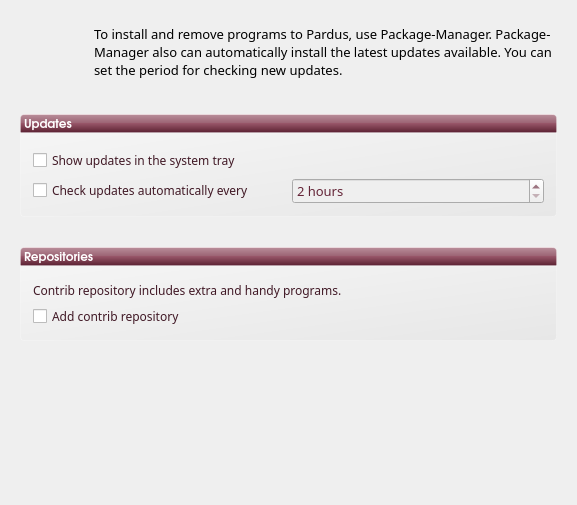
Old version of the form kde/kaptan/ui/ui_scrPackage.ui in the repository pars-linux/uludag.
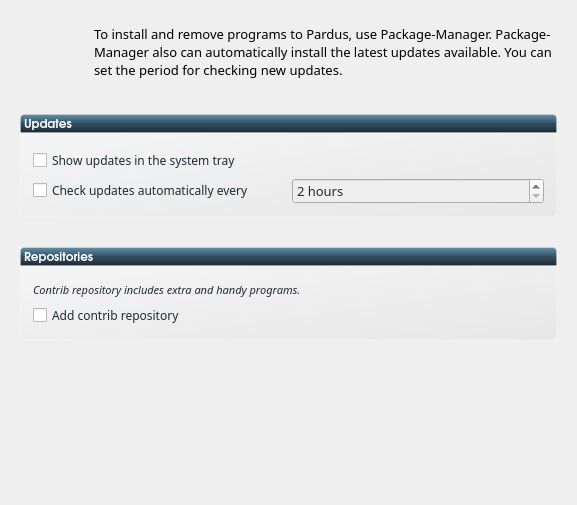
New version of the form. Icons and pictures are not drawn.

```diff
--- a/kde/kaptan/ui/ui_scrPackage.ui
+++ b/kde/kaptan/ui/ui_scrPackage.ui
@@ -68,7 +68,7 @@
            </font>
           </property>
           <property name="styleSheet">
-           <string notr="true">color:#411926;</string>
+           <string notr="true">color: rgb(30, 43, 51)</string>
           </property>
           <property name="text">
            <string>Show updates in the system tray</string>
@@ -86,7 +86,7 @@
              </font>
             </property>
             <property name="styleSheet">
-             <string notr="true">color:#411926;</string>
+             <string notr="true">color: rgb(30, 43, 51)</string>
             </property>
             <property name="text">
              <string>Check updates automatically every</string>
@@ -105,7 +105,7 @@
              </font>
             </property>
             <property name="styleSheet">
-             <string>color: #642437;</string>
+             <string notr="true">color: rgb(30, 43, 51)</string>
             </property>
             <property name="suffix">
              <string> hours</string>
@@ -157,11 +157,12 @@
           <property name="font">
            <font>
             <family>Sans Serif</family>
-            <pointsize>9</pointsize>
+            <pointsize>8</pointsize>
+            <italic>true</italic>
            </font>
           </property>
           <property name="styleSheet">
-           <string notr="true">color:#411926;</string>
+           <string notr="true">color: rgb(30, 43, 51)</string>
           </property>
           <property name="text">
            <string>Contrib repository includes extra and handy programs.</string>
@@ -180,7 +181,7 @@
            </font>
           </property>
           <property name="styleSheet">
-           <string notr="true">color:#411926;</string>
+           <string notr="true">color: rgb(30, 43, 51)</string>
           </property>
           <property name="text">
            <string>Add contrib repository</string>
@@ -318,7 +319,7 @@
       </font>
      </property>
      <property name="styleSheet">
-      <string notr="true">background-color: qlineargradient(spread:pad, x1:0.5, y1:1, x2:0.5, y2:0, stop:0 rgba(183, 100, 124, 255), stop:0.0212465 rgba(91, 33, 50, 255), stop:0.521739 rgba(152, 86, 105, 255), stop:0.527174 rgba(155, 98, 115, 255), stop:0.983696 rgba(184, 141, 153, 255), stop:1 rgba(220, 173, 186, 255));
+      <string notr="true">background-color: qlineargradient(spread:pad, x1:0.5, y1:1, x2:0.5, y2:0, stop:0 rgba(26, 38, 45, 255), stop:0.398093 rgba(51, 72, 91, 255), stop:0.521739 rgba(45, 76, 94, 255), stop:0.531585 rgba(49, 84, 106, 255), stop:0.983696 rgba(99, 141, 164, 255), stop:1 rgba(120, 146, 172, 255));
 /*background-color: qlineargradient(spread:pad, x1:1, y1:1, x2:0, y2:0, stop:0 rgba(219, 219, 219, 100), stop:1 rgba(255, 255, 255, 100));*/
 border: 1px solid rgba(255,255,255,50);
 color:white;
@@ -345,7 +346,7 @@
       </font>
      </property>
      <property name="styleSheet">
-      <string notr="true">background-color: qlineargradient(spread:pad, x1:0.5, y1:1, x2:0.5, y2:0, stop:0 rgba(183, 100, 124, 255), stop:0.0212465 rgba(91, 33, 50, 255), stop:0.521739 rgba(152, 86, 105, 255), stop:0.527174 rgba(155, 98, 115, 255), stop:0.983696 rgba(184, 141, 153, 255), stop:1 rgba(220, 173, 186, 255));
+      <string notr="true">background-color: qlineargradient(spread:pad, x1:0.5, y1:1, x2:0.5, y2:0, stop:0 rgba(26, 38, 45, 255), stop:0.398093 rgba(51, 72, 91, 255), stop:0.521739 rgba(45, 76, 94, 255), stop:0.531585 rgba(49, 84, 106, 255), stop:0.983696 rgba(99, 141, 164, 255), stop:1 rgba(120, 146, 172, 255));
 /*background-color: qlineargradient(spread:pad, x1:1, y1:1, x2:0, y2:0, stop:0 rgba(219, 219, 219, 100), stop:1 rgba(255, 255, 255, 100));*/
 border: 1px solid rgba(255,255,255,50);
 color:white;
```
